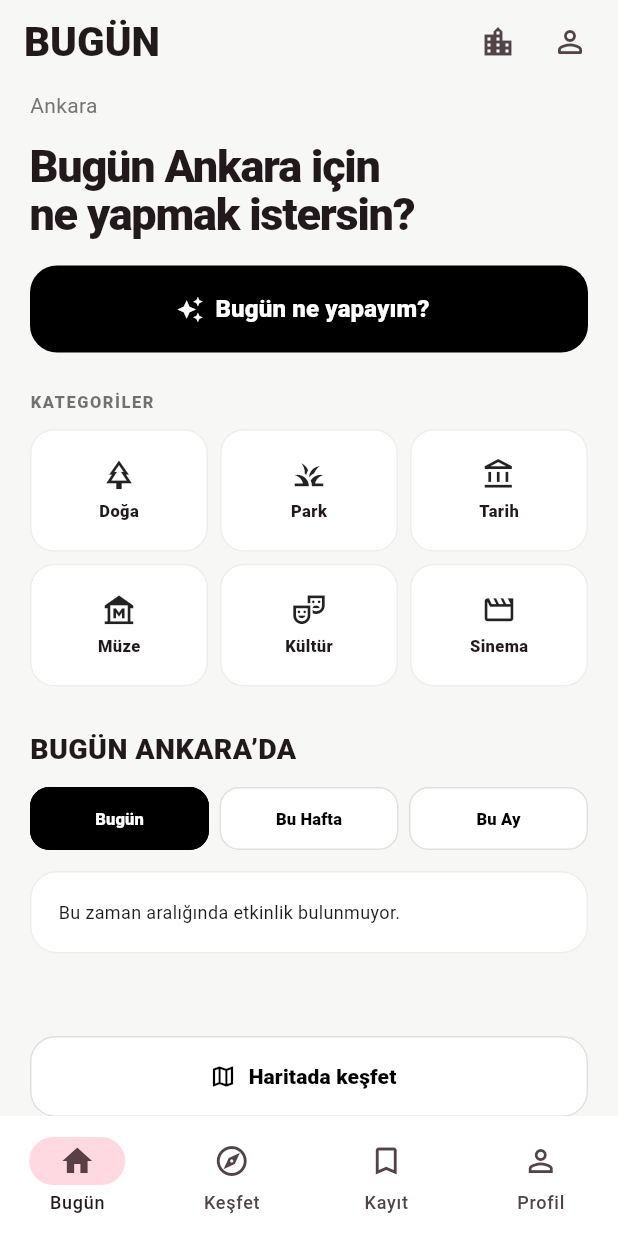
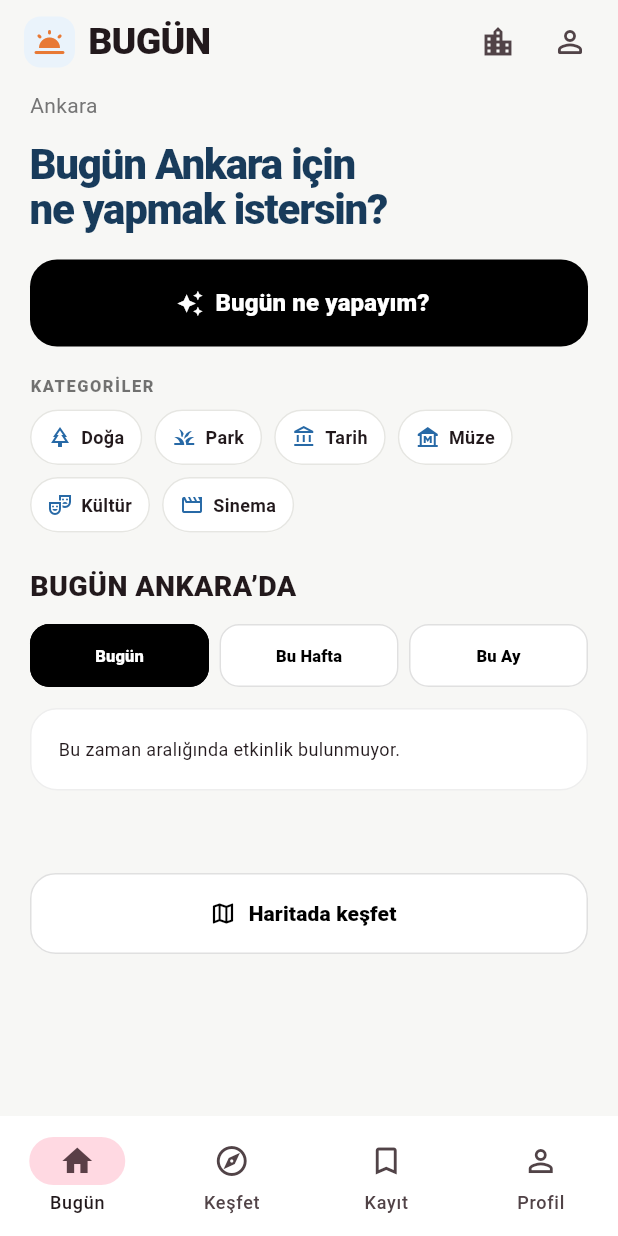
Before and after one commit to ssselimilhan-cell/Bu-G-n, a Flutter app: the screen it shows after launch, on a phone screen of 412 x 824 dp. Run offline on Flutter 3.47's test engine with Material 3 defaults, Android fonts, the phone set to English and light mode, and no system bars; our stand-ins replace geolocator, shared_preferences, supabase_flutter; accounts and stored records are empty.

Commit message:
Polish home and profile UI
Compact category navigation, add a subtle sunrise brand accent, and simplify profile layout.

```diff
--- a/lib/screens/home_screen.dart
+++ b/lib/screens/home_screen.dart
@@ -405,13 +405,32 @@ class _HomeScreenState
         surfaceTintColor:
             Colors.transparent,
         elevation: 0,
-        title: const Text(
-          'BUGÜN',
-          style: TextStyle(
-            fontSize: 27,
-            fontWeight:
-                FontWeight.w900,
-          ),
+        title: Row(
+          mainAxisSize: MainAxisSize.min,
+          children: [
+            Container(
+              width: 34,
+              height: 34,
+              decoration: BoxDecoration(
+                color: const Color(0xFFEAF3FB),
+                borderRadius: BorderRadius.circular(11),
+              ),
+              child: const Icon(
+                Icons.wb_twilight_rounded,
+                size: 24,
+                color: Color(0xFFE87935),
+              ),
+            ),
+            const SizedBox(width: 9),
+            const Text(
+              'BUGÜN',
+              style: TextStyle(
+                fontSize: 25,
+                fontWeight: FontWeight.w900,
+                letterSpacing: -0.5,
+              ),
+            ),
+          ],
         ),
         actions: [
           IconButton(
@@ -459,7 +478,8 @@ class _HomeScreenState
                 'Bugün $_selectedCity için\nne yapmak istersin?',
                 style:
                     TextStyle(
-                  fontSize: 30,
+                  fontSize: 28,
+                  color: const Color(0xFF183B5B),
                   fontWeight:
                       FontWeight.w900,
                   height: 1.06,
@@ -471,11 +491,11 @@ class _HomeScreenState
               ),
               _buildRecommendationButton(),
               const SizedBox(
-                height: 25,
+                height: 18,
               ),
               _buildCategories(),
               const SizedBox(
-                height: 28,
+                height: 22,
               ),
               _buildEventsSection(),
               const SizedBox(
@@ -577,131 +597,57 @@ class _HomeScreenState
 
   Widget _buildCategories() {
     const categories = [
-      {
-        'name': 'Doğa',
-        'icon': Icons
-            .park_outlined,
-      },
-      {
-        'name': 'Park',
-        'icon': Icons
-            .grass_outlined,
-      },
-      {
-        'name': 'Tarih',
-        'icon': Icons
-            .account_balance_outlined,
-      },
-      {
-        'name': 'Müze',
-        'icon': Icons
-            .museum_outlined,
-      },
-      {
-        'name': 'Kültür',
-        'icon': Icons
-            .theater_comedy_outlined,
-      },
-      {
-        'name': 'Sinema',
-        'icon': Icons
-            .movie_outlined,
-      },
+      {'name': 'Doğa', 'icon': Icons.park_outlined},
+      {'name': 'Park', 'icon': Icons.grass_outlined},
+      {'name': 'Tarih', 'icon': Icons.account_balance_outlined},
+      {'name': 'Müze', 'icon': Icons.museum_outlined},
+      {'name': 'Kültür', 'icon': Icons.theater_comedy_outlined},
+      {'name': 'Sinema', 'icon': Icons.movie_outlined},
     ];
 
     return Column(
-      crossAxisAlignment:
-          CrossAxisAlignment.start,
+      crossAxisAlignment: CrossAxisAlignment.start,
       children: [
         const Text(
           'KATEGORİLER',
-          style:
-              TextStyle(
+          style: TextStyle(
             fontSize: 11,
-            fontWeight:
-                FontWeight.w900,
+            fontWeight: FontWeight.w900,
             letterSpacing: 1,
-            color:
-                Colors.black54,
+            color: Colors.black54,
           ),
         ),
-        const SizedBox(
-          height: 10,
-        ),
-        GridView.builder(
-          shrinkWrap: true,
-          physics:
-              const NeverScrollableScrollPhysics(),
-          itemCount:
-              categories.length,
-          gridDelegate:
-              const SliverGridDelegateWithFixedCrossAxisCount(
-            crossAxisCount: 3,
-            crossAxisSpacing: 8,
-            mainAxisSpacing: 8,
-            childAspectRatio: 1.45,
-          ),
-          itemBuilder:
-              (context, index) {
-            final item =
-                categories[index];
-
-            return InkWell(
-              borderRadius:
-                  BorderRadius.circular(
-                16,
-              ),
-              onTap: () =>
-                  _openCategory(
-                item['name']
-                    as String,
-              ),
-              child:
-                  Container(
-                decoration:
-                    BoxDecoration(
-                  color:
-                      Colors.white,
-                  borderRadius:
-                      BorderRadius.circular(
-                    16,
+        const SizedBox(height: 8),
+        Wrap(
+          spacing: 8,
+          runSpacing: 8,
+          children: categories.map((item) {
+            final name = item['name'] as String;
+            final icon = item['icon'] as IconData;
+            return Material(
+              color: Colors.white,
+              borderRadius: BorderRadius.circular(22),
+              child: InkWell(
+                borderRadius: BorderRadius.circular(22),
+                onTap: () => _openCategory(name),
+                child: Container(
+                  padding: const EdgeInsets.symmetric(horizontal: 11, vertical: 9),
+                  decoration: BoxDecoration(
+                    borderRadius: BorderRadius.circular(22),
+                    border: Border.all(color: const Color(0xFFE6E6E2)),
                   ),
-                  border:
-                      Border.all(
-                    color:
-                        Colors.grey.shade200,
+                  child: Row(
+                    mainAxisSize: MainAxisSize.min,
+                    children: [
+                      Icon(icon, size: 16, color: const Color(0xFF2769A6)),
+                      const SizedBox(width: 6),
+                      Text(name, style: const TextStyle(fontSize: 12, fontWeight: FontWeight.w700)),
+                    ],
                   ),
-                ),
-                child:
-                    Column(
-                  mainAxisAlignment:
-                      MainAxisAlignment
-                          .center,
-                  children: [
-                    Icon(
-                      item['icon']
-                          as IconData,
-                      size: 23,
-                    ),
-                    const SizedBox(
-                      height: 5,
-                    ),
-                    Text(
-                      item['name']
-                          as String,
-                      style:
-                          const TextStyle(
-                        fontSize:
-                            11,
-                        fontWeight:
-                            FontWeight.w800,
-                      ),
-                    ),
-                  ],
                 ),
               ),
             );
-          },
+          }).toList(),
         ),
       ],
     );
--- a/lib/screens/profile_screen.dart
+++ b/lib/screens/profile_screen.dart
@@ -233,14 +233,14 @@ class _ProfileScreenState extends State<ProfileScreen> {
           ? const Center(child: CircularProgressIndicator())
           : SafeArea(
               child: ListView(
-                padding: const EdgeInsets.fromLTRB(20, 8, 20, 24),
+                padding: const EdgeInsets.fromLTRB(16, 6, 16, 20),
                 children: [
                   if (_message != null) ...[
                     Text(_message!, style: const TextStyle(color: Colors.red)),
                     const SizedBox(height: 12),
                   ],
                   _profileHeader(signedIn),
-                  const SizedBox(height: 24),
+                  const SizedBox(height: 18),
                   const _SectionLabel('ŞEHİR'),
                   const SizedBox(height: 10),
                   _settingCard(
@@ -249,7 +249,7 @@ class _ProfileScreenState extends State<ProfileScreen> {
                     subtitle: signedIn ? 'Hesabına kaydedilen şehir' : 'Bu cihazda kaydedilen şehir',
                     onTap: _chooseCity,
                   ),
-                  const SizedBox(height: 24),
+                  const SizedBox(height: 18),
                   Row(children: [
                     const Expanded(child: _SectionLabel('İLGİ ALANLARIN')),
                     Text('${_selectedInterests.length} seçili', style: TextStyle(fontSize: 11, color: Colors.grey.shade600)),
@@ -270,7 +270,7 @@ class _ProfileScreenState extends State<ProfileScreen> {
                       side: BorderSide.none,
                     );
                   }).toList()),
-                  const SizedBox(height: 24),
+                  const SizedBox(height: 18),
                   const _SectionLabel('AYARLAR'),
                   const SizedBox(height: 10),
                   _settingCard(icon: Icons.location_searching_rounded, title: 'Konum izni', subtitle: 'Yakınındaki etkinlikleri sıralamaya yardımcı olur', onTap: _requestLocation),
@@ -304,17 +304,41 @@ class _ProfileScreenState extends State<ProfileScreen> {
   Widget _profileHeader(bool signedIn) {
     final name = _displayName ?? _user?.userMetadata?['display_name'] as String?;
     return Container(
-      padding: const EdgeInsets.all(20),
-      decoration: BoxDecoration(color: Colors.black, borderRadius: BorderRadius.circular(26)),
+      padding: const EdgeInsets.all(16),
+      decoration: BoxDecoration(
+        gradient: const LinearGradient(
+          colors: [Color(0xFFEAF3FB), Color(0xFFFFF1E5)],
+          begin: Alignment.topLeft,
+          end: Alignment.bottomRight,
+        ),
+        borderRadius: BorderRadius.circular(22),
+        border: Border.all(color: const Color(0xFFE6E9EC)),
+      ),
       child: Row(children: [
-        Container(width: 60, height: 60, decoration: BoxDecoration(color: Colors.white, borderRadius: BorderRadius.circular(20)), child: const Icon(Icons.person_outline_rounded, size: 34)),
-        const SizedBox(width: 15),
+        Container(
+          width: 54,
+          height: 54,
+          decoration: BoxDecoration(
+            color: Colors.white,
+            borderRadius: BorderRadius.circular(17),
+          ),
+          child: const Icon(Icons.wb_twilight_rounded, size: 32, color: Color(0xFFE87935)),
+        ),
+        const SizedBox(width: 13),
         Expanded(child: Column(crossAxisAlignment: CrossAxisAlignment.start, children: [
-          Text(signedIn ? (name?.isNotEmpty == true ? name! : 'BUGÜN kullanıcısı') : 'Misafir Kullanıcı', style: const TextStyle(color: Colors.white, fontSize: 17, fontWeight: FontWeight.w900)),
-          const SizedBox(height: 5),
-          Text(signedIn ? (_user?.email ?? 'Hesabın bağlı') : 'Hesap açmadan kullanabilirsin', style: const TextStyle(color: Colors.white70, fontSize: 12)),
+          Text(
+            signedIn ? (name?.isNotEmpty == true ? name! : 'BUGÜN kullanıcısı') : 'Misafir Kullanıcı',
+            style: const TextStyle(color: Color(0xFF183B5B), fontSize: 16, fontWeight: FontWeight.w900),
+          ),
+          const SizedBox(height: 4),
+          Text(
+            signedIn ? (_user?.email ?? 'Hesabın bağlı') : 'Hesap açmadan kullanabilirsin',
+            maxLines: 1,
+            overflow: TextOverflow.ellipsis,
+            style: const TextStyle(color: Color(0xFF52616D), fontSize: 11),
+          ),
           const SizedBox(height: 3),
-          Text('$_city · BUGÜN', style: const TextStyle(color: Colors.white70, fontSize: 12)),
+          Text('$_city · BUGÜN', style: const TextStyle(color: Color(0xFF52616D), fontSize: 11)),
         ])),
       ]),
     );
@@ -328,9 +352,9 @@ class _ProfileScreenState extends State<ProfileScreen> {
         borderRadius: BorderRadius.circular(20),
         onTap: onTap,
         child: Padding(
-          padding: const EdgeInsets.all(16),
+          padding: const EdgeInsets.symmetric(horizontal: 14, vertical: 12),
           child: Row(children: [
-            Icon(icon, size: 23),
+            Icon(icon, size: 21, color: const Color(0xFF2769A6)),
             const SizedBox(width: 13),
             Expanded(child: Column(crossAxisAlignment: CrossAxisAlignment.start, children: [
               Text(title, style: const TextStyle(fontWeight: FontWeight.w800, fontSize: 14)),
```
